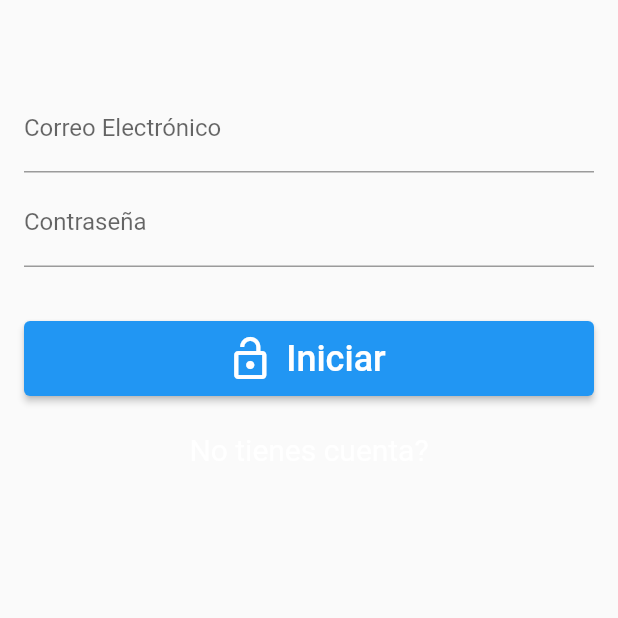
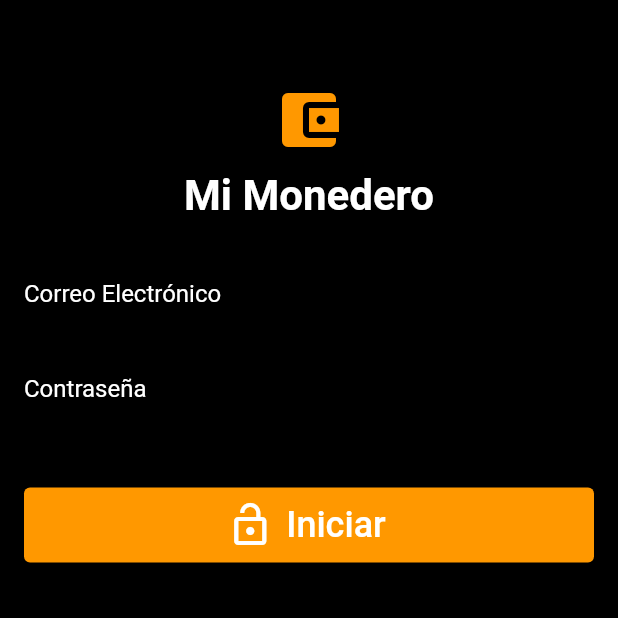
Before and after one commit to GustavoGutierrez98/mimonedero, a Flutter app: the screen it shows after launch, on a phone screen of 412 x 824 dp, the top half of it. Run offline on Flutter 3.47's test engine with Material 2 defaults, Android fonts, the phone set to English and light mode, and no system bars; our stand-ins replace email_validator, firebase_auth, firebase_core, sqflite; accounts and stored records are empty.

Commit message:
estetica y codigo de bd

```diff
--- a/lib/auth_page.dart
+++ /dev/null
@@ -1,20 +0,0 @@
-import 'package:flutter/material.dart';
-import 'package:mimonedero/login_widget.dart';
-import 'package:mimonedero/signup_widget.dart';
-
-class AuthPage extends StatefulWidget {
-  const AuthPage({super.key});
-
-  @override
-  State<AuthPage> createState() => _AuthPageState();
-}
-
-class _AuthPageState extends State<AuthPage> {
-  bool isLogin = true;
-  @override
-  Widget build(BuildContext context) => isLogin
-  ? LoginWidget(onClickedSignUp: toggle)
-  : SignUpWidget(onClickedSignIn: toggle);
-
-  void toggle()=>setState(() => isLogin = !isLogin);
-}
--- a/lib/login_widget.dart
+++ b/lib/login_widget.dart
@@ -3,13 +3,6 @@ import 'package:flutter/material.dart';
 import 'package:mimonedero/main.dart';
 
 class LoginWidget extends StatefulWidget {
-  final VoidCallback onClickedSignUp;
-
-  const LoginWidget({
-    Key? key,
-    required this.onClickedSignUp,
-  }) : super(key: key);
-
   @override
   _LoginWidgetState createState() => _LoginWidgetState();
 }
@@ -27,12 +20,33 @@ class _LoginWidgetState extends State<LoginWidget> {
   }
 
   @override
-  Widget build(BuildContext context) => SingleChildScrollView(
+  Widget build(BuildContext context) => Scaffold(
+    backgroundColor: Colors.black, // Cambia el color de fondo a negro
+    body: SingleChildScrollView(
       padding: const EdgeInsets.all(16),
       child: Column(
         mainAxisAlignment: MainAxisAlignment.center,
         children: [
           const SizedBox(height: 40),
+          Column(
+            children: [
+              Icon(
+                Icons.account_balance_wallet, // Cambia el icono según tus preferencias
+                size: 48,
+                color: Colors.orange,
+              ),
+              const SizedBox(height: 10),
+              Text(
+                'Mi Monedero', // Agregar el título aquí
+                style: TextStyle(
+                  fontSize: 28,
+                  fontWeight: FontWeight.bold,
+                  color: Colors.white, // Cambia el color del texto a blanco
+                ),
+              ),
+            ],
+          ),
+          const SizedBox(height: 20),
           TextField(
             controller: emailController,
             cursorColor: Colors.orange,
@@ -42,7 +56,15 @@ class _LoginWidgetState extends State<LoginWidget> {
                 errorText = ''; // Borrar el mensaje de error al modificar el campo de correo.
               });
             },
-              decoration: const InputDecoration(labelText: 'Correo Electrónico'),
+            decoration: InputDecoration(
+              labelText: 'Correo Electrónico',
+              labelStyle: TextStyle(color: Colors.white), // Cambia el color del texto del campo de entrada
+              hintStyle: TextStyle(color: Colors.white), // Cambia el color del texto de sugerencia
+              focusedBorder: UnderlineInputBorder(
+                borderSide: BorderSide(color: Colors.white), // Cambia el color de la línea cuando el campo está enfocado
+              ),
+            ),
+            style: TextStyle(color: Colors.white), // Cambia el color del texto del campo de entrada
           ),
           const SizedBox(
             height: 4,
@@ -55,8 +77,16 @@ class _LoginWidgetState extends State<LoginWidget> {
                 errorText = ''; // Borrar el mensaje de error al modificar el campo de contraseña.
               });
             },
-              decoration: const InputDecoration(labelText: 'Contraseña'),
+            decoration: InputDecoration(
+              labelText: 'Contraseña',
+              labelStyle: TextStyle(color: Colors.white), // Cambia el color del texto del campo de entrada
+              hintStyle: TextStyle(color: Colors.white), // Cambia el color del texto de sugerencia
+              focusedBorder: UnderlineInputBorder(
+                borderSide: BorderSide(color: Colors.white), // Cambia el color de la línea cuando el campo está enfocado
+              ),
+            ),
             obscureText: true,
+            style: TextStyle(color: Colors.white), // Cambia el color del texto del campo de entrada
           ),
           Text(
             errorText, // Mostrar el mensaje de error.
@@ -65,24 +95,22 @@ class _LoginWidgetState extends State<LoginWidget> {
           const SizedBox(height: 20),
           ElevatedButton.icon(
             style: ElevatedButton.styleFrom(
-                  minimumSize: const Size.fromHeight(50)),
+              minimumSize: const Size.fromHeight(50),
+              primary: Colors.orange, // Cambia el color del botón
+            ),
             icon: const Icon(Icons.lock_open, size: 32),
             label: const Text(
               'Iniciar',
-                style: TextStyle(fontSize: 24),
+              style: TextStyle(fontSize: 24, color: Colors.white), // Cambia el color del texto del botón a blanco
             ),
             onPressed: signIn,
           ),
           const SizedBox(height: 24),
-            RichText(
-              text: TextSpan(
-                style: const TextStyle(color: Colors.white, fontSize: 20),
-                text: 'No tienes cuenta?',
+        ],
       ),
     ),
-          ],
-        ),
   );
+
 
   Future signIn() async {
   showDialog(
--- a/lib/main.dart
+++ b/lib/main.dart
@@ -1,10 +1,10 @@
 import 'package:firebase_core/firebase_core.dart';
 import 'package:firebase_auth/firebase_auth.dart';
 import 'package:flutter/material.dart';
+import 'package:mimonedero/login_widget.dart';
 import 'package:mimonedero/models/ingreso.dart';
 // ignore: unused_import
 import 'package:mimonedero/models/perfil.dart';
-import 'auth_page.dart';
 // ignore: unused_import
 import 'package:mimonedero/models/pantalla_principal.dart';
 import 'package:mimonedero/utils.dart';
@@ -51,7 +51,7 @@ class MainPage extends StatelessWidget {
              // return IngresoDinero();
              return HomePage();
             } else {
-              return const AuthPage();
+              return LoginWidget();
             }
           }));
 }
```
Also changed, not shown: 13 other files. Lines whose indentation alone changed are shown as unchanged.
